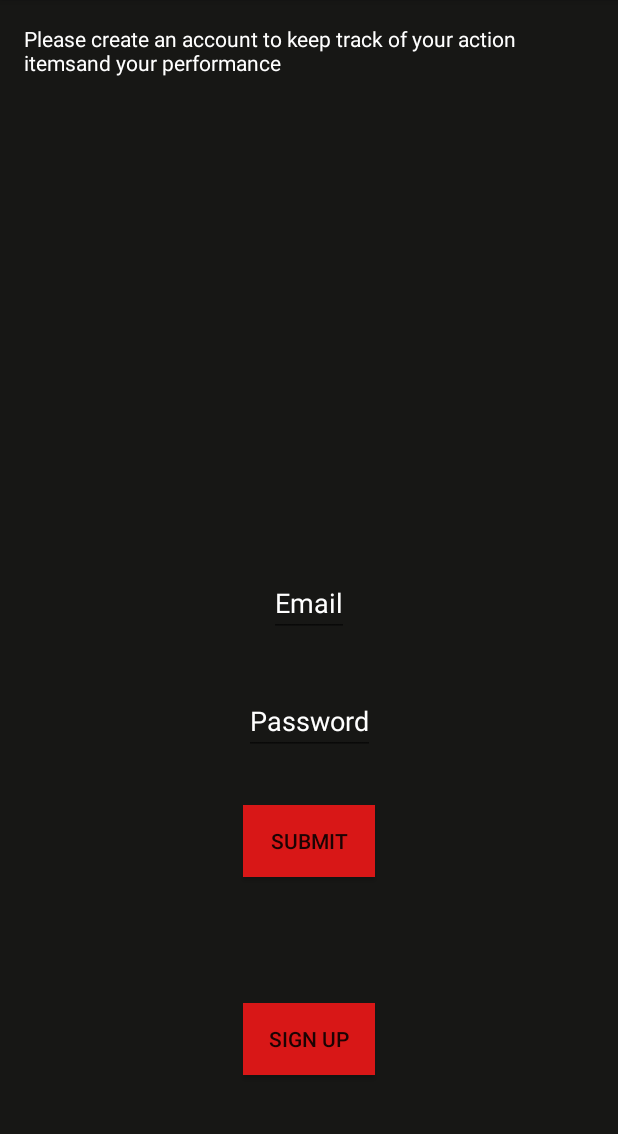
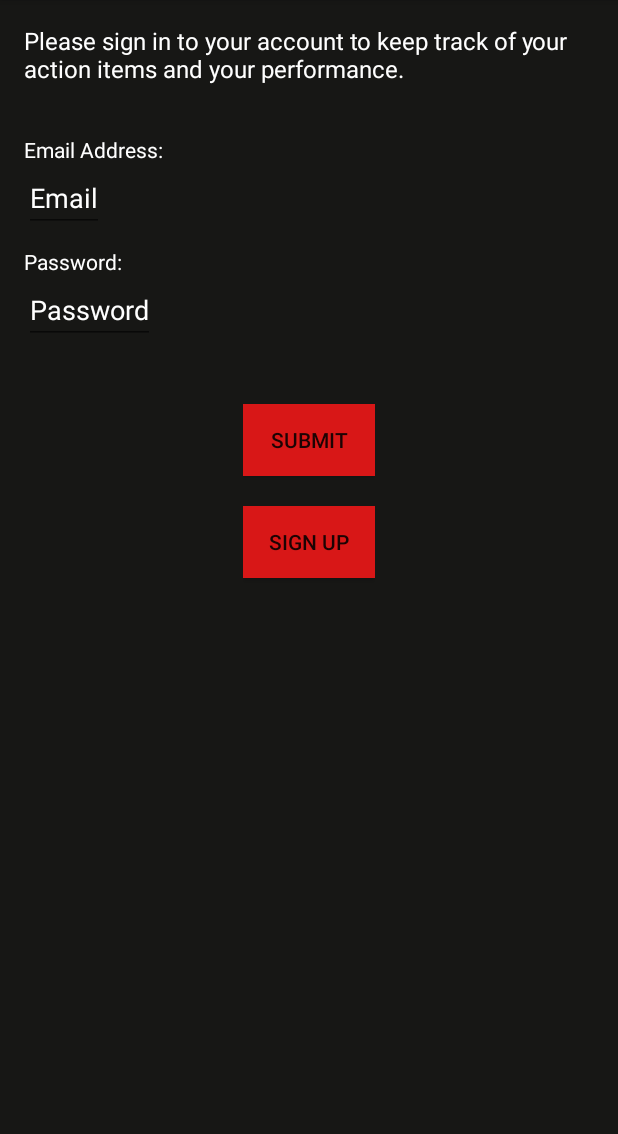
Before and after one commit to jasonhama/climateimpacttemp, an Android app: the screen it shows after launch (Landing), after a tap on "SIGN IN", on a phone screen of 412 x 824 dp, the part 84-1218 px from its top. Run offline under Robolectric (Android 15) with nearby library versions, the phone set to English and light mode, and no system bars; libraries missing offline, so code that uses them is left out: junit.framework.

Commit message:
layout change

```diff
--- a/ClimateImpact/app/src/main/res/layout/signin.xml
+++ b/ClimateImpact/app/src/main/res/layout/signin.xml
@@ -1,24 +1,37 @@
 <?xml version="1.0" encoding="utf-8"?>
-<RelativeLayout xmlns:android="http://schemas.android.com/apk/res/android"
+<LinearLayout xmlns:android="http://schemas.android.com/apk/res/android"
     xmlns:tools="http://schemas.android.com/tools"
     android:layout_width="match_parent"
     android:layout_height="match_parent"
-    android:paddingBottom="@dimen/activity_vertical_margin"
-    android:paddingLeft="@dimen/activity_horizontal_margin"
-    android:paddingRight="@dimen/activity_horizontal_margin"
-    android:paddingTop="@dimen/activity_vertical_margin"
+    android:orientation="vertical"
+    android:padding="@dimen/activity_vertical_margin"
     android:background="@color/dark">
 
+    <LinearLayout
+        android:layout_width="wrap_content"
+        android:layout_height="wrap_content">
         <TextView
             android:layout_width="wrap_content"
             android:layout_height="wrap_content"
-        android:text="Please create an account to keep track of your action itemsand your performance"
+            android:text="Please sign in to your account to keep track of your action items and your performance."
             android:id="@+id/textView"
 
-        android:textColor="@color/white"/>
+            android:textColor="@color/white"
+            android:layout_marginBottom="33dp"
+            android:textSize="16dp"/>
+    </LinearLayout>
 
 
-
+    <LinearLayout
+        android:layout_width="match_parent"
+        android:layout_height="wrap_content"
+        android:orientation="vertical"
+        android:layout_marginBottom="10dp">
+        <TextView
+            android:layout_width="wrap_content"
+            android:layout_height="wrap_content"
+            android:textColor="@color/white"
+            android:text="Email Address: " />
         <EditText
             android:layout_width="wrap_content"
             android:layout_height="wrap_content"
@@ -28,9 +41,19 @@
             android:textColorHint="@color/white"
             android:layout_above="@+id/password"
             android:layout_centerHorizontal="true"
-        android:layout_marginBottom="33dp"
-        />
+            android:layout_weight="1"/>
+    </LinearLayout>
 
+    <LinearLayout
+        android:layout_width="match_parent"
+        android:layout_height="wrap_content"
+        android:orientation="vertical"
+        android:layout_marginBottom="40dp">
+        <TextView
+            android:layout_width="wrap_content"
+            android:layout_height="wrap_content"
+            android:textColor="@color/white"
+            android:text="Password: " />
         <EditText
             android:layout_width="wrap_content"
             android:layout_height="wrap_content"
@@ -38,20 +61,24 @@
             android:textColor="@color/white"
             android:id="@+id/password"
             android:hint="Password"
-
-        android:layout_marginBottom="33dp"
             android:layout_above="@+id/submit"
             android:layout_alignRight="@+id/submit"
             android:layout_alignEnd="@+id/submit"
-        />
+            android:layout_weight="1"/>
+    </LinearLayout>
 
+    <LinearLayout
+        android:layout_width="wrap_content"
+        android:layout_height="match_parent"
+        android:layout_gravity="center"
+        android:orientation="vertical">
         <Button
             android:layout_width="wrap_content"
             android:layout_height="wrap_content"
             android:text="Submit"
             android:id="@+id/submit"
             android:background="@color/red"
-        android:layout_marginBottom="84dp"
+            android:layout_marginBottom="20dp"
             android:layout_above="@+id/signup"
             android:layout_centerHorizontal="true" />
 
@@ -64,6 +91,7 @@
             android:layout_marginBottom="35dp"
             android:layout_alignParentBottom="true"
             android:layout_centerHorizontal="true" />
+    </LinearLayout>
 
 
-</RelativeLayout>
+</LinearLayout>
```
Also changed, not shown: ClimateImpact/app/src/main/res/layout/signup.xml (+46 -8 lines). Lines whose indentation alone changed are shown as unchanged.
